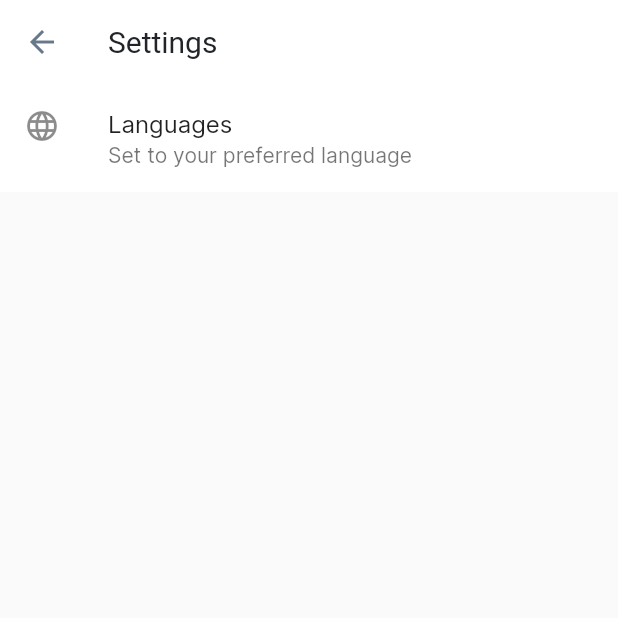
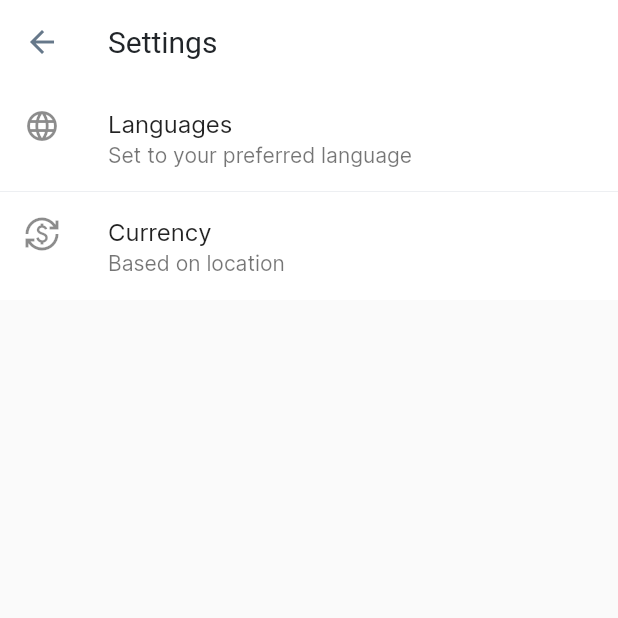
Before and after one commit to mirhasalh/flutter_receipt_app, a Flutter app: the SettingsPage screen opened by its route, on a phone screen of 412 x 824 dp, the top half of it. Run offline on Flutter 3.47's test engine with Material 2 defaults, Android fonts, the phone set to English and light mode, and no system bars; our stand-ins replace flutter_hooks, flutter_speed_dial, flutter_svg, hooks_riverpod, isar; accounts and stored records are empty; generated files the repository leaves out were written again.

Commit message:
Add currency list tile

```diff
--- a/lib/src/page/settings_page.dart
+++ b/lib/src/page/settings_page.dart
@@ -25,6 +25,14 @@ class SettingsPage extends StatelessWidget {
             title: Text(AppLocalizations.of(context)!.languages),
             subtitle: Text(AppLocalizations.of(context)!.languageSubtitle),
           ),
+          const Divider(height: 0.0),
+          ListTile(
+            onTap: () {},
+            tileColor: Colors.white,
+            leading: const Icon(Icons.currency_exchange),
+            title: const Text('Currency'),
+            subtitle: const Text('Based on location'),
+          ),
         ],
       ),
     );
```
